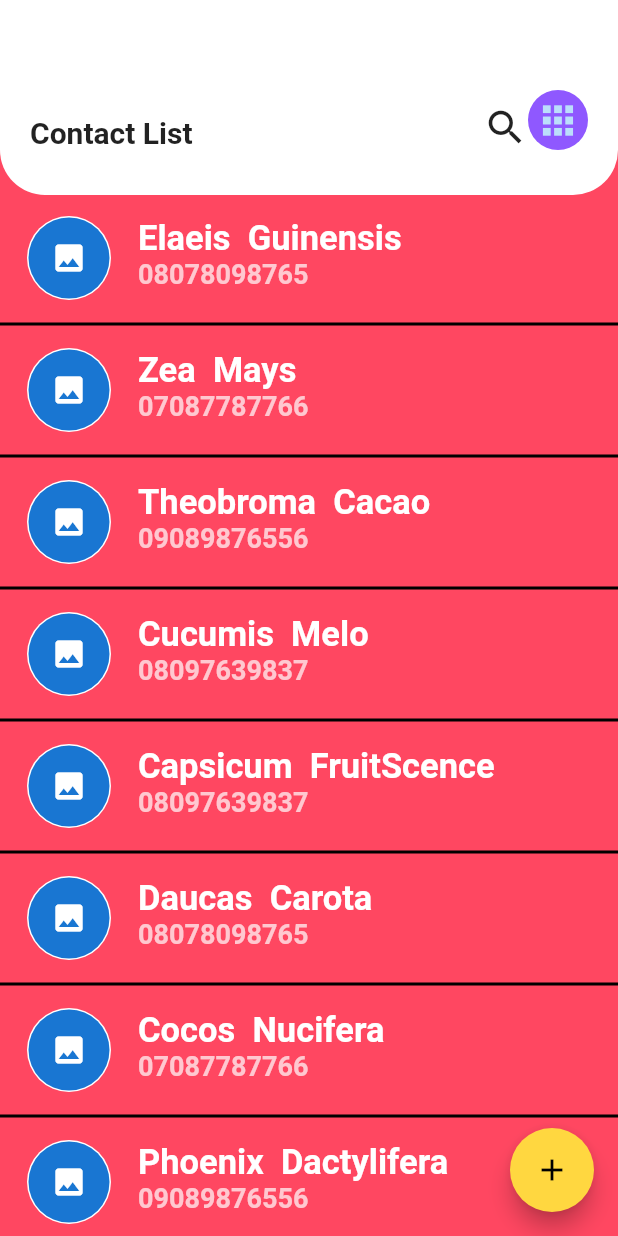
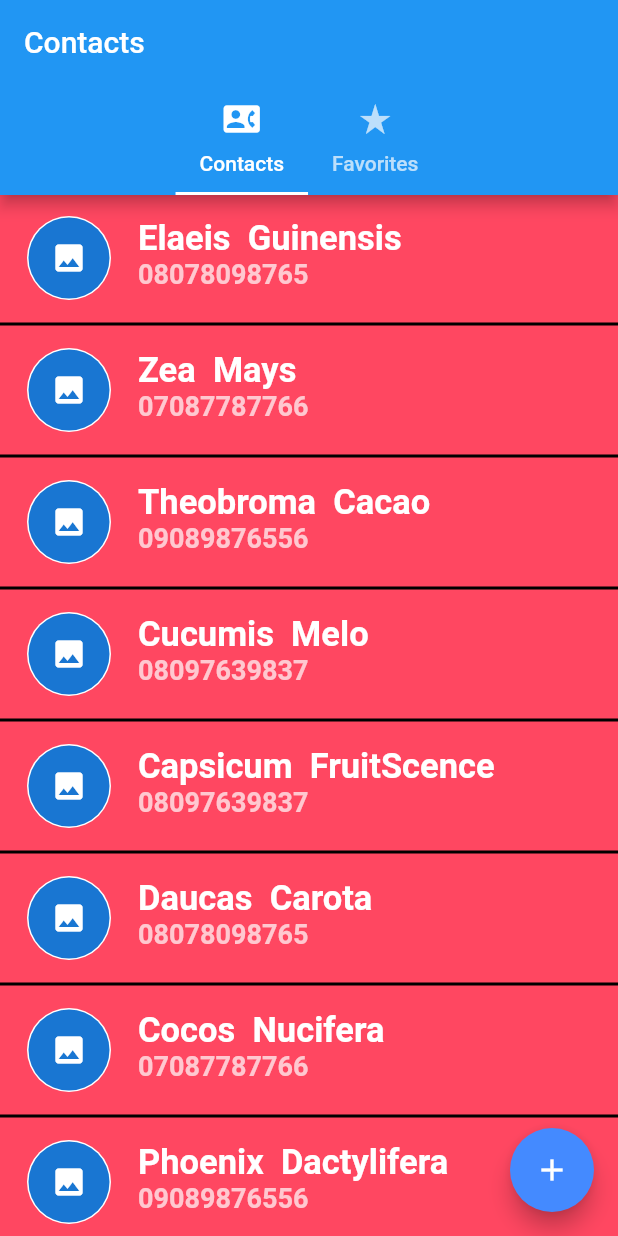
Before and after one commit to Hoxtygen/phone_bookr, a Flutter app: the screen it shows after launch, scrolled down 170 dp, on a phone screen of 412 x 824 dp. Run offline on Flutter 3.47's test engine with Material 2 defaults, Android fonts, the phone set to English and light mode, and no system bars.

Commit message:
feat: Add favorite contact screen
Added a screen for favorite contacts. When viewing a single contact,
there's an icon that indicates it can be made favorite. When this icon
is clicked it's added to the favorite list.

```diff
--- a/lib/main.dart
+++ b/lib/main.dart
@@ -1,9 +1,8 @@
 import 'package:flutter/material.dart';
 import 'package:phone_bookr/models/contact_data.dart';
 import 'package:phone_bookr/screens/contacts_screen.dart';
+import 'package:phone_bookr/screens/favorite_contact_screen.dart';
 import 'package:provider/provider.dart';
-
-
 
 void main() {
   runApp(MyApp());
@@ -14,9 +13,35 @@ class MyApp extends StatelessWidget {
   Widget build(BuildContext context) {
     return ChangeNotifierProvider(
       create: (context) => ContactData(),
-          child: MaterialApp(
+      child: MaterialApp(
         title: 'Flutter Demo',
-        home: ContactsScreen(),
+        home: DefaultTabController(
+          child: Scaffold(
+            appBar: AppBar(
+              title: Text("Contacts"),
+              bottom: TabBar(
+                isScrollable: true,
+                tabs: [
+                  Tab(
+                    icon: Icon(Icons.contact_phone),
+                    text: "Contacts",
+                  ),
+                  Tab(
+                    icon: Icon(Icons.star_rate),
+                    text: "Favorites",
+                  ),
+                ],
+              ),
+            ),
+            body: TabBarView(
+              children: [
+                ContactsScreen(),
+                FavoriteContactScreen(),
+              ],
+            ),
+          ),
+          length: 2,
+        ),
       ),
     );
   }
--- /dev/null
+++ b/lib/screens/FavSingleContact.dart
@@ -0,0 +1 @@
+import 'package:flutter/material.dart';
--- a/lib/screens/contacts_screen.dart
+++ b/lib/screens/contacts_screen.dart
@@ -21,57 +21,13 @@ class ContactsScreen extends StatelessWidget {
             ),
           );
         },
-        backgroundColor: Colors.amberAccent,
+        backgroundColor: Colors.blueAccent,
         child: Icon(Icons.add),
-        foregroundColor: Colors.black,
+        foregroundColor: Colors.white,
       ),
       body: Column(
         children: [
-          Container(
-            decoration: BoxDecoration(
-              color: Colors.white,
-              borderRadius: BorderRadius.only(
-                bottomLeft: Radius.circular(30.0),
-                bottomRight: Radius.circular(30.0),
-              ),
-            ),
-            padding: EdgeInsets.only(
-              top: 60.0,
-              right: 20.0,
-              bottom: 30.0,
-              left: 20.0,
-            ),
-            child: Row(
-              mainAxisAlignment: MainAxisAlignment.spaceBetween,
-              crossAxisAlignment: CrossAxisAlignment.end,
-              children: [
-                Text(
-                  "Contact List",
-                  style: TextStyle(
-                    fontWeight: FontWeight.bold,
-                    fontSize: 20.0,
-                  ),
-                ),
-                Row(
-                  crossAxisAlignment: CrossAxisAlignment.end,
-                  children: [
-                    Icon(
-                      Icons.search,
-                      size: 30.0,
-                    ),
-                    CircleAvatar(
-                      child: Icon(
-                        Icons.apps,
-                        size: 30.0,
-                      ),
-                      radius: 20.0,
-                      backgroundColor: Color(0xff8F58FF),
-                    ),
-                  ],
-                )
-              ],
-            ),
-          ),
+          Container(),
           Expanded(
             child: Container(
               child: Container(
--- a/lib/screens/single_contact.dart
+++ b/lib/screens/single_contact.dart
@@ -7,8 +7,8 @@ import 'package:flutter/services.dart';
 
 class SingleContact extends StatelessWidget {
   SingleContact({@required this.contactIndex});
+  final contactIndex;
 
-  final contactIndex;
   Widget build(BuildContext context) {
     double deviceHeight = MediaQuery.of(context).size.height;
     return Scaffold(
```
Also changed, not shown: lib/models/contact_data.dart (+19 -1 lines), lib/screens/favorite_contact_screen.dart (added, +45 -0 lines), lib/widgets/contact_tile.dart (+1 -6 lines), lib/widgets/contacts_list.dart (+7 -1 lines).
